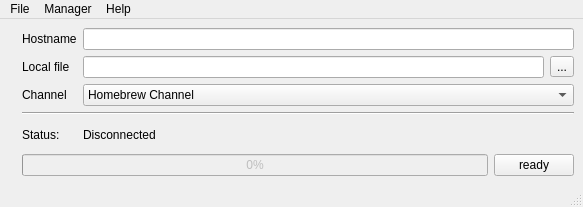
The window that c++/forms/mainform.ui (dev-0x7C6/qwiiload) describes before a commit, drawn with Qt 5.
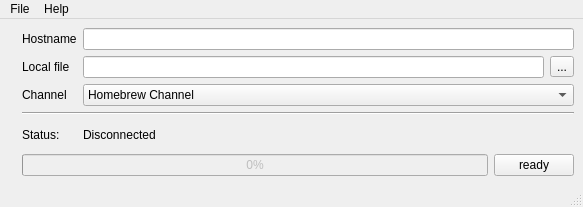
The same window after the commit. Icons and pictures are not drawn.

Diff of the .ui file:
```diff
--- a/c++/forms/mainform.ui
+++ b/c++/forms/mainform.ui
@@ -180,14 +180,7 @@
     <addaction name="actionAboutQt" />
     <addaction name="actionAboutProgram" />
    </widget>
-   <widget class="QMenu" name="menuManager" >
-    <property name="title" >
-     <string>Manager</string>
-    </property>
-    <addaction name="actionManagerRun" />
-   </widget>
    <addaction name="menuFile" />
-   <addaction name="menuManager" />
    <addaction name="menuHelp" />
   </widget>
   <widget class="QStatusBar" name="statusbar" />
```
Left out of the diff: 10 changed lines with no effect on the pictures.
